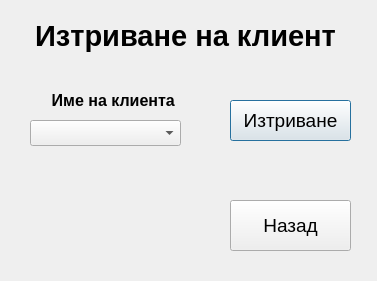
Qt form removeclient.ui (JohnnyBrawo/CarServ) before a commit.
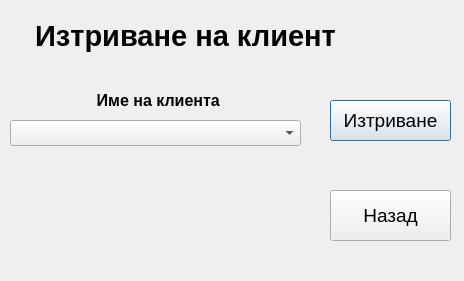
The same form after that commit.

```diff
--- a/removeclient.ui
+++ b/removeclient.ui
@@ -6,7 +6,7 @@
    <rect>
     <x>0</x>
     <y>0</y>
-    <width>377</width>
+    <width>464</width>
     <height>281</height>
    </rect>
   </property>
@@ -39,9 +39,9 @@
   <widget class="QComboBox" name="m_ComboBoxClients">
    <property name="geometry">
     <rect>
-     <x>30</x>
+     <x>10</x>
      <y>120</y>
-     <width>151</width>
+     <width>291</width>
      <height>26</height>
     </rect>
    </property>
@@ -49,9 +49,9 @@
   <widget class="QLabel" name="L_ClientName">
    <property name="geometry">
     <rect>
-     <x>40</x>
+     <x>20</x>
      <y>90</y>
-     <width>151</width>
+     <width>281</width>
      <height>21</height>
     </rect>
    </property>
@@ -72,7 +72,7 @@
   <widget class="QPushButton" name="Button_DeleteClient">
    <property name="geometry">
     <rect>
-     <x>230</x>
+     <x>330</x>
      <y>100</y>
      <width>121</width>
      <height>41</height>
@@ -90,8 +90,8 @@
   <widget class="QPushButton" name="Button_Back">
    <property name="geometry">
     <rect>
-     <x>230</x>
-     <y>200</y>
+     <x>330</x>
+     <y>190</y>
      <width>121</width>
      <height>51</height>
     </rect>
```
